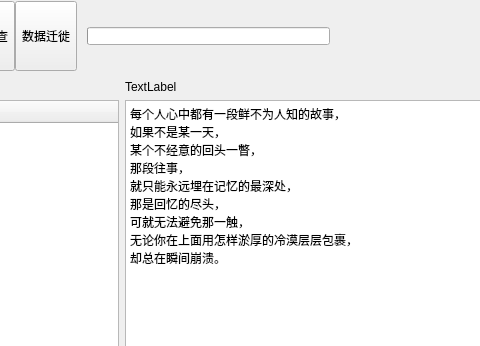
This is demo/uidemo2.ui in jieche/QT_GUI as Qt 5 draws it before an edit; both pictures show x 560 to 1040 and y 0 to 346 of the 1263 by 800 pixel window. The edited form follows.
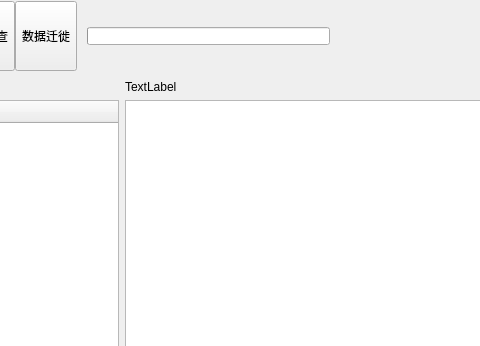
This is the edited form. Icons and pictures are not drawn.

Patch:
```diff
--- a/demo/uidemo2.ui
+++ b/demo/uidemo2.ui
@@ -103,15 +103,7 @@
         <item>
          <widget class="QPlainTextEdit" name="plainTextEdit">
           <property name="plainText">
-           <string>每个人心中都有一段鲜不为人知的故事，
-如果不是某一天，
-某个不经意的回头一瞥，
-那段往事，
-就只能永远埋在记忆的最深处，
-那是回忆的尽头，
-可就无法避免那一触，
-无论你在上面用怎样淤厚的冷漠层层包裹，
-却总在瞬间崩溃。</string>
+           <string/>
           </property>
          </widget>
         </item>
```
